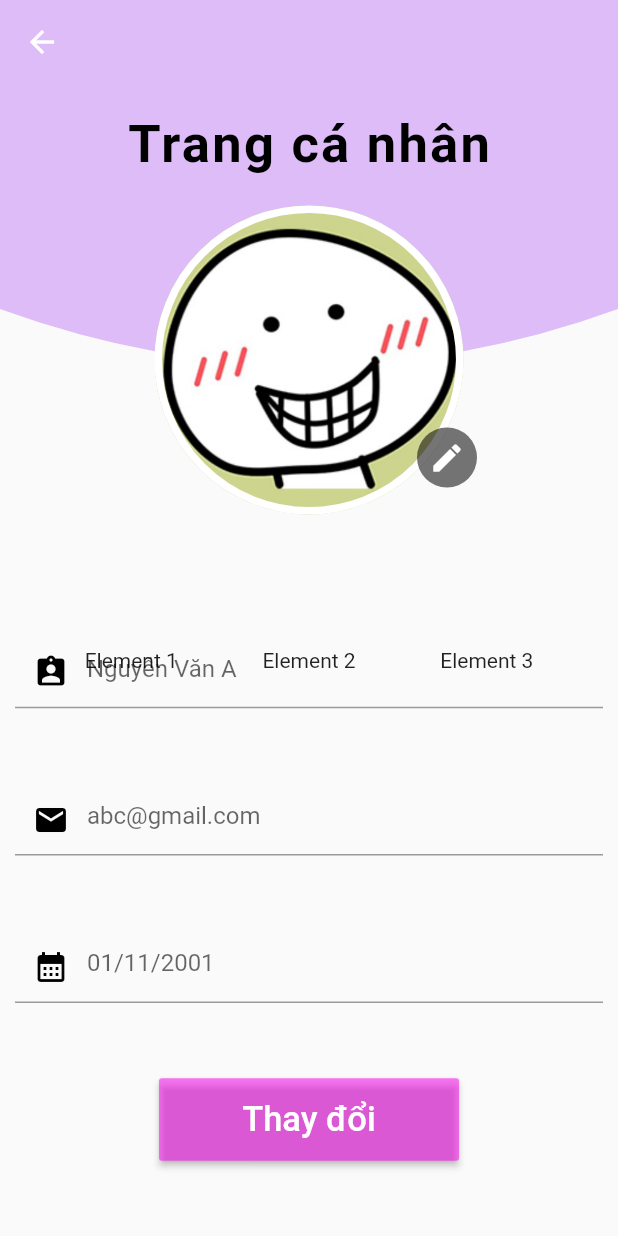
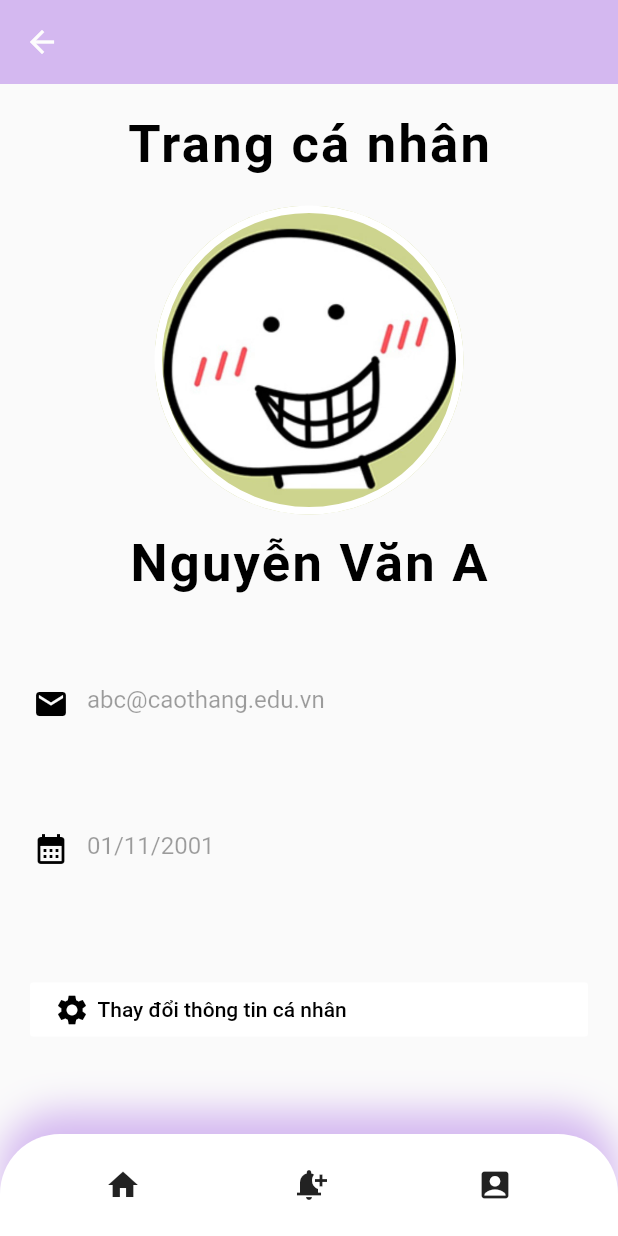
Before and after one commit to Nguyenvantruong2206/LTDD_Ren_Truong_2022, a Flutter app: the screen it shows after launch, after a tap on the "edit" icon, on a phone screen of 412 x 824 dp. Run offline on Flutter 3.47's test engine with Material 2 defaults, Android fonts, the phone set to English and light mode, and no system bars; missing offline and left inert: dart:html.

Commit message:
ren thêm cập nhật thông tin cá nhân

```diff
--- /dev/null
+++ b/Profile/lib/profile.dart
@@ -0,0 +1,149 @@
+import 'dart:html';
+
+import 'package:flutter/material.dart';
+import 'package:profileui/profilepage.dart';
+import 'package:profileui/thongbao.dart';
+
+class Profile extends StatelessWidget {
+  @override
+  Widget build(BuildContext context) {
+    return Scaffold(
+      appBar: AppBar(
+        elevation: 0.0,
+        backgroundColor: Color.fromARGB(255, 212, 184, 240),
+        leading: IconButton(
+          icon: Icon(
+            Icons.arrow_back,
+            color: Color.fromARGB(255, 253, 253, 253),
+          ),
+          onPressed: () {},
+        ),
+      ),
+      body: Stack(
+        alignment: Alignment.center,
+        children: <Widget>[
+          Column(
+            mainAxisAlignment: MainAxisAlignment.end,
+            children: [
+              Container(
+                height: 450,
+                width: double.infinity,
+                margin: EdgeInsets.symmetric(horizontal: 10),
+                child: Column(
+                    mainAxisAlignment: MainAxisAlignment.spaceEvenly,
+                    children: [
+                      Text(
+                        "Nguyễn Văn A",
+                        style: TextStyle(
+                          fontSize: 35,
+                          letterSpacing: 1.5,
+                          color: Colors.black,
+                          fontWeight: FontWeight.w600,
+                        ),
+                      ),
+                      TextField(
+                        decoration: InputDecoration(
+                            prefixIcon: Icon(
+                              Icons.mail,
+                              color: Colors.black,
+                            ),
+                            border: InputBorder.none,
+                            enabled: false,
+                            hintText: "abc@caothang.edu.vn"),
+                      ),
+                      TextField(
+                        decoration: InputDecoration(
+                            prefixIcon: Icon(
+                              Icons.calendar_month_sharp,
+                              color: Colors.black,
+                            ),
+                            border: InputBorder.none,
+                            enabled: false,
+                            hintText: "01/11/2001"),
+                      ),
+                      Padding(
+                          padding: EdgeInsets.all(10),
+                          child: FlatButton(
+                            child: Row(
+                              children: [
+                                Icon(Icons.settings),
+                                SizedBox(width: 5),
+                                Text("Thay đổi thông tin cá nhân")
+                              ],
+                            ),
+                            onPressed: () => Navigator.push(
+                                context,
+                                MaterialPageRoute(
+                                    builder: ((context) => ProfilePage()))),
+                            color: Colors.white,
+                            textColor: Colors.black,
+                          )),
+                    ]),
+              ),
+            ],
+          ),
+          Column(
+            crossAxisAlignment: CrossAxisAlignment.center,
+            children: [
+              Padding(
+                padding: EdgeInsets.all(20),
+                child: Text(
+                  "Trang cá nhân",
+                  style: TextStyle(
+                    fontSize: 35,
+                    letterSpacing: 1.5,
+                    color: Colors.black,
+                    fontWeight: FontWeight.w600,
+                  ),
+                ),
+              ),
+              Container(
+                padding: EdgeInsets.all(10.0),
+                width: MediaQuery.of(context).size.width / 2,
+                height: MediaQuery.of(context).size.width / 2,
+                decoration: BoxDecoration(
+                  border: Border.all(color: Colors.white, width: 5),
+                  shape: BoxShape.circle,
+                  color: Colors.white,
+                  image: DecorationImage(
+                    fit: BoxFit.cover,
+                    image: AssetImage('image/image.jpg'),
+                  ),
+                ),
+              ),
+            ],
+          ),
+        ],
+      ),
+      bottomNavigationBar: Container(
+        padding: EdgeInsets.symmetric(horizontal: 20, vertical: 10),
+        decoration: BoxDecoration(
+            color: Colors.white,
+            borderRadius: BorderRadius.only(
+              topLeft: Radius.circular(40),
+              topRight: Radius.circular(40),
+            ),
+            boxShadow: [
+              BoxShadow(
+                offset: Offset(0, -15),
+                blurRadius: 20,
+                color: Color.fromARGB(255, 212, 184, 240),
+              )
+            ]),
+        child: SafeArea(
+            child: Row(
+          mainAxisAlignment: MainAxisAlignment.spaceAround,
+          children: [
+            IconButton(onPressed: () {}, icon: Icon(Icons.home)),
+            IconButton(
+              onPressed: () => Navigator.push(context,
+                  MaterialPageRoute(builder: ((context) => Thong_bao()))),
+              icon: Icon(Icons.notification_add),
+            ),
+            IconButton(onPressed: () {}, icon: Icon(Icons.account_box)),
+          ],
+        )),
+      ),
+    );
+  }
+}
--- a/Profile/lib/profilepage.dart
+++ b/Profile/lib/profilepage.dart
@@ -1,4 +1,5 @@
 import 'package:flutter/material.dart';
+import 'package:profileui/profile.dart';
 
 class ProfilePage extends StatelessWidget {
   @override
@@ -12,7 +13,8 @@ class ProfilePage extends StatelessWidget {
             Icons.arrow_back,
             color: Colors.white,
           ),
-          onPressed: () {},
+          onPressed: () => Navigator.push(
+              context, MaterialPageRoute(builder: ((context) => Profile()))),
         ),
       ),
       body: Stack(
@@ -42,7 +44,8 @@ class ProfilePage extends StatelessWidget {
                             Icons.mail,
                             color: Colors.black,
                           ),
-                          hintText: "abc@gmail.com"),
+                          enabled: false,
+                          hintText: "abc@caothang.edu.vn"),
                     ),
                     TextField(
                       decoration: InputDecoration(
@@ -73,13 +76,6 @@ class ProfilePage extends StatelessWidget {
                 ),
               )
             ],
-          ),
-          CustomPaint(
-            child: Container(
-              width: MediaQuery.of(context).size.width,
-              height: MediaQuery.of(context).size.height,
-            ),
-            painter: HeaderCurvedContainer(),
           ),
           Column(
             crossAxisAlignment: CrossAxisAlignment.center,
@@ -121,36 +117,13 @@ class ProfilePage extends StatelessWidget {
                   Icons.edit,
                   color: Colors.white,
                 ),
-                onPressed: () {},
+                onPressed: () => Navigator.push(context,
+                    MaterialPageRoute(builder: ((context) => Profile()))),
               ),
             ),
-          ),
-          Row(
-            mainAxisAlignment: MainAxisAlignment.spaceEvenly,
-            children: <Widget>[
-              Text("Element 1"),
-              Text("Element 2"),
-              Text("Element 3"),
-            ],
           ),
         ],
       ),
     );
   }
 }
-
-class HeaderCurvedContainer extends CustomPainter {
-  @override
-  void paint(Canvas canvas, Size size) {
-    Paint paint = Paint()..color = Color.fromARGB(255, 221, 188, 248);
-    Path path = Path()
-      ..relativeLineTo(0, 150)
-      ..quadraticBezierTo(size.width / 2, 225, size.width, 150)
-      ..relativeLineTo(0, -150)
-      ..close();
-    canvas.drawPath(path, paint);
-  }
-
-  @override
-  bool shouldRepaint(CustomPainter oldDelegate) => false;
-}
--- /dev/null
+++ b/Profile/lib/thongbao.dart
@@ -0,0 +1,60 @@
+import 'package:flutter/material.dart';
+import 'package:profileui/profile.dart';
+
+class Thong_bao extends StatelessWidget {
+  // This widget is the root of your application.
+  @override
+  Widget build(BuildContext context) {
+    return MaterialApp(
+      title: 'Title of Application',
+      theme: ThemeData(
+        primarySwatch: Colors.blue,
+        visualDensity: VisualDensity.adaptivePlatformDensity,
+      ),
+      home: Thong_bao_page(),
+    );
+  }
+}
+
+class Thong_bao_page extends StatelessWidget {
+  @override
+  Widget build(BuildContext context) {
+    return Scaffold(
+      appBar: AppBar(
+        elevation: 0.0,
+        backgroundColor: Color.fromARGB(255, 212, 184, 240),
+      ),
+      body: Container(child: Center(child: Text("Thông báo"))),
+      bottomNavigationBar: Container(
+        padding: EdgeInsets.symmetric(horizontal: 20, vertical: 10),
+        decoration: BoxDecoration(
+            color: Colors.white,
+            borderRadius: BorderRadius.only(
+              topLeft: Radius.circular(40),
+              topRight: Radius.circular(40),
+            ),
+            boxShadow: [
+              BoxShadow(
+                  offset: Offset(0, -15),
+                  blurRadius: 20,
+                  color: Color.fromARGB(255, 212, 184, 240))
+            ]),
+        child: SafeArea(
+            child: Row(
+          mainAxisAlignment: MainAxisAlignment.spaceAround,
+          children: [
+            IconButton(onPressed: () {}, icon: Icon(Icons.home)),
+            IconButton(
+              onPressed: () {},
+              icon: Icon(Icons.notification_add),
+            ),
+            IconButton(
+                onPressed: () => Navigator.push(context,
+                    MaterialPageRoute(builder: ((context) => Profile()))),
+                icon: Icon(Icons.account_box)),
+          ],
+        )),
+      ),
+    );
+  }
+}
```
